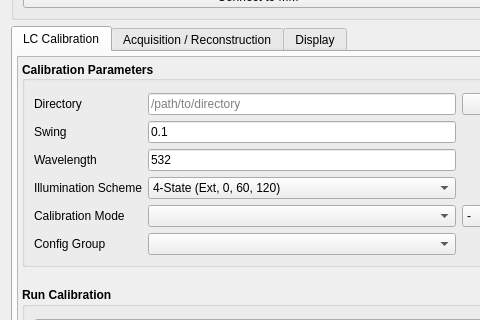
Qt form recOrder/plugin/gui.ui (mehta-lab/waveorder) before a commit; both pictures show x 0 to 480 and y 90 to 410 of the 630 by 1165 pixel window.
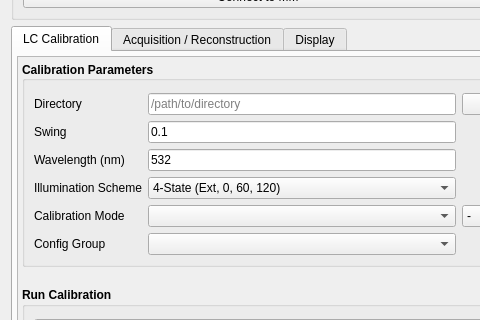
The same form after that commit. The open tabs and pages were chosen to show the change. Custom widgets are drawn as their Qt base class.

Patch:
```diff
--- a/recOrder/plugin/gui.ui
+++ b/recOrder/plugin/gui.ui
@@ -418,7 +418,7 @@
                  </font>
                 </property>
                 <property name="text">
-                 <string>Wavelength</string>
+                 <string>Wavelength (nm)</string>
                 </property>
                </widget>
               </item>
```
Left out of the diff: 2 changed lines with no effect on the pictures.
